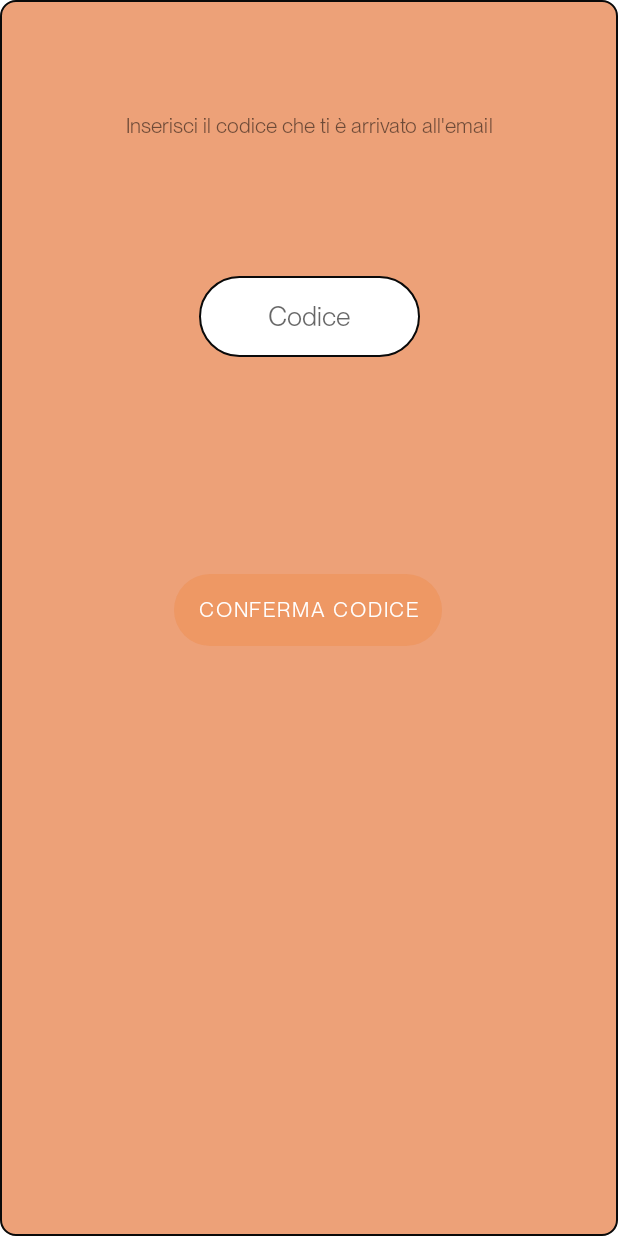
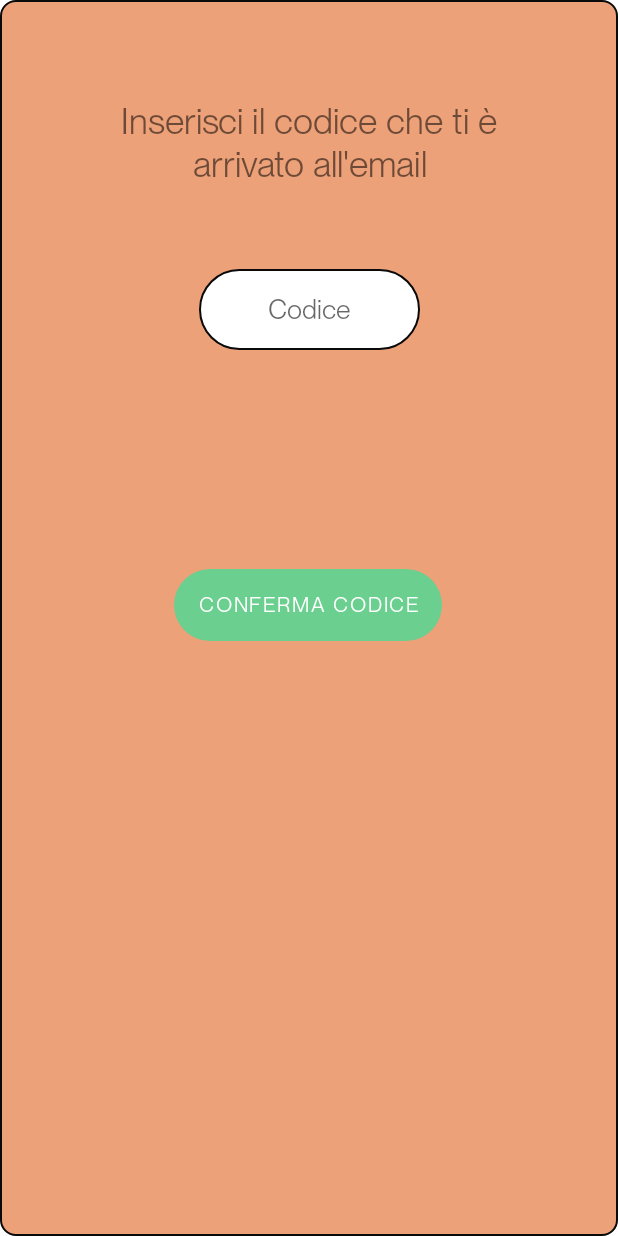
Before and after one commit to AntoDJ/NaTour2021, an Android app: the fragment RegistrationConfirmFragment shown on its own in the app's theme, on a phone screen of 412 x 824 dp. Run offline under Robolectric (Android 15) with nearby library versions, the phone set to English and light mode, and no system bars.

Commit message:
Modica di alcune activity

```diff
--- a/app/src/main/res/layout/activity_registration_view.xml
+++ b/app/src/main/res/layout/activity_registration_view.xml
@@ -33,7 +33,7 @@
         android:fontFamily="@font/neuemontreal"
         android:paddingHorizontal="5sp"
         android:hint="Inserisci email"
-        android:inputType="textPersonName"
+        android:inputType="textEmailAddress"
         android:textAlignment="center"
         android:textColor="@color/black"
         app:layout_constraintEnd_toEndOf="parent"
--- a/app/src/main/res/layout/fragment_logout.xml
+++ b/app/src/main/res/layout/fragment_logout.xml
@@ -9,8 +9,8 @@
 
     <TextView
         android:id="@+id/logoutTextView"
-        android:layout_width="338sp"
-        android:layout_height="59sp"
+        android:layout_width="266dp"
+        android:layout_height="67dp"
         android:fontFamily="@font/neuemontreal"
         android:text="Sei sicuro di voler fare il Logout?"
         android:textAlignment="center"
--- a/app/src/main/res/layout/fragment_registration_confirm.xml
+++ b/app/src/main/res/layout/fragment_registration_confirm.xml
@@ -10,17 +10,17 @@
 
     <TextView
         android:id="@+id/confrimationTextView"
-        android:layout_width="305dp"
-        android:layout_height="40dp"
+        android:layout_width="268dp"
+        android:layout_height="63dp"
         android:layout_marginTop="64dp"
         android:fontFamily="@font/neuemontreal"
         android:gravity="center"
         android:text="Inserisci il codice che ti è arrivato all'email"
+        android:textSize="24sp"
         app:layout_constraintEnd_toEndOf="parent"
+        app:layout_constraintHorizontal_bias="0.5"
         app:layout_constraintStart_toStartOf="parent"
-        app:layout_constraintTop_toTopOf="parent"
-        app:layout_constraintHorizontal_bias="0.5"
-        />
+        app:layout_constraintTop_toTopOf="parent" />
 
     <Button
         android:id="@+id/codeConfirmationButton"
@@ -29,6 +29,7 @@
         android:background="@drawable/base_button"
         android:fontFamily="@font/neuemontreal"
         android:text="Conferma Codice"
+        app:backgroundTint="#FF6ACF8F"
         app:layout_constraintBottom_toBottomOf="parent"
         app:layout_constraintEnd_toEndOf="parent"
         app:layout_constraintHorizontal_bias="0.497"
@@ -38,9 +39,9 @@
 
     <EditText
         android:id="@+id/codeConfirmationEditText"
-        android:layout_width="147dp"
-        android:layout_height="54dp"
-        android:layout_marginTop="80dp"
+        android:layout_width="147sp"
+        android:layout_height="54sp"
+        android:layout_marginTop="52sp"
         android:background="@drawable/round_plain_text"
         android:fontFamily="@font/neuemontreal"
         android:hint="Codice"
```
